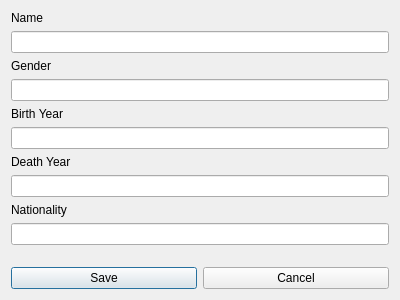
First picture: the form in addscientistsdialog.ui, repository Tryggvith/vika3, before the edit.
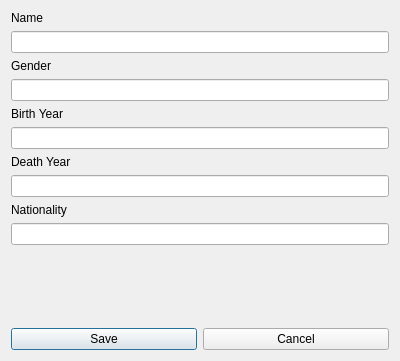
Second picture: the form after the edit.

Commit message: dialog title

Patch:
```diff
--- a/addscientistsdialog.ui
+++ b/addscientistsdialog.ui
@@ -7,7 +7,7 @@
     <x>0</x>
     <y>0</y>
     <width>400</width>
-    <height>300</height>
+    <height>361</height>
    </rect>
   </property>
   <property name="windowTitle">
```
Left out of the diff: 2 changed lines with no effect on the pictures. The commit also changes 2 other files.
